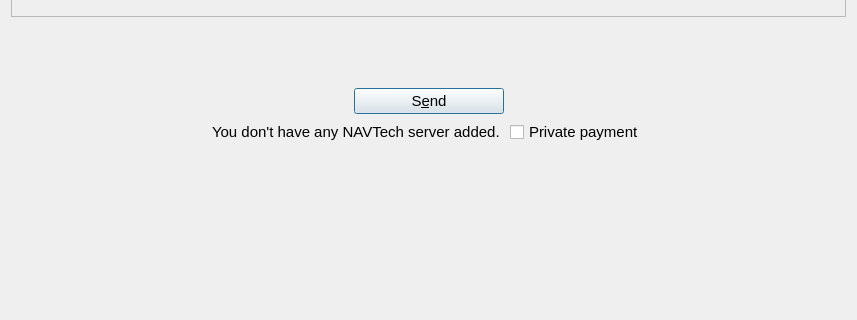
Qt form src/qt/forms/sendcoinsdialog.ui (navcoin/navcoin-core) before a commit; both pictures show x 0 to 857 and y 333 to 653 of the 857 by 773 pixel window.
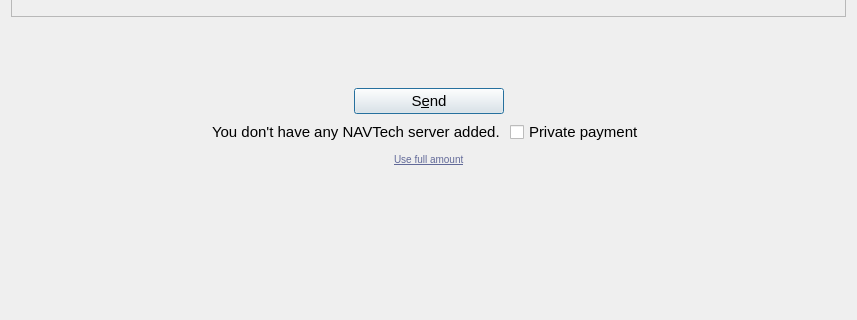
The same form after that commit. Icons and pictures are not drawn. Custom widgets are drawn as their Qt base class.

Commit message: gui: relocation of use full amount button

What changed in the file:
```diff
--- a/src/qt/forms/sendcoinsdialog.ui
+++ b/src/qt/forms/sendcoinsdialog.ui
@@ -785,6 +785,49 @@
        </item>
       </layout>
      </item>
+     <item>
+      <layout class="QHBoxLayout" name="horizontalLayout_3">
+       <item>
+        <spacer name="horizontalSpacer_15">
+         <property name="orientation">
+          <enum>Qt::Horizontal</enum>
+         </property>
+         <property name="sizeHint" stdset="0">
+          <size>
+           <width>40</width>
+           <height>20</height>
+          </size>
+         </property>
+        </spacer>
+       </item>
+       <item>
+        <widget class="QPushButton" name="fullAmountBtn">
+         <property name="cursor">
+          <cursorShape>PointingHandCursor</cursorShape>
+         </property>
+         <property name="styleSheet">
+          <string notr="true">border:0;background-color:none;text-align:left;margin: 0px; text-transform: none; color: #616998; font-size: 10px; font-weight: none; text-decoration:underline; </string>
+         </property>
+         <property name="text">
+          <string>Use full amount</string>
+         </property>
+        </widget>
+       </item>
+       <item>
+        <spacer name="horizontalSpacer_14">
+         <property name="orientation">
+          <enum>Qt::Horizontal</enum>
+         </property>
+         <property name="sizeHint" stdset="0">
+          <size>
+           <width>40</width>
+           <height>20</height>
+          </size>
+         </property>
+        </spacer>
+       </item>
+      </layout>
+     </item>
      <item>
       <spacer name="verticalSpacer_8">
        <property name="orientation">
```
Left out of the diff: 6 changed lines with no effect on the pictures. The commit also changes 5 other files.
